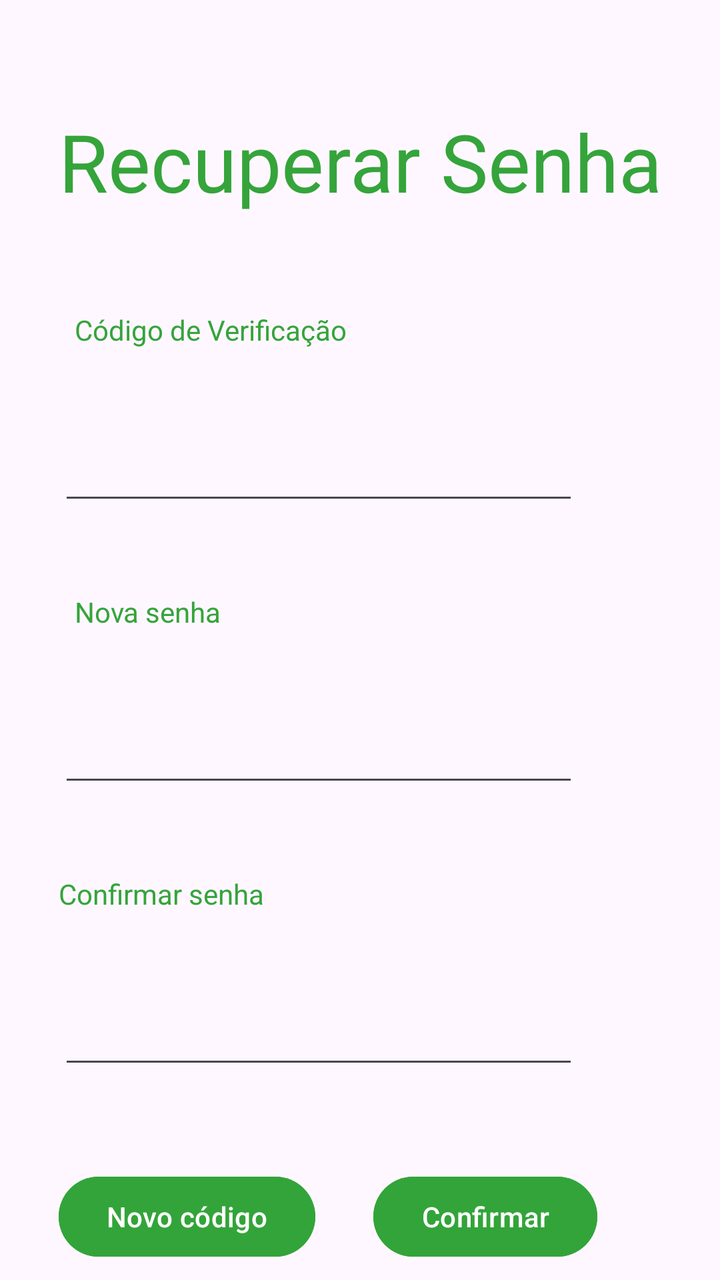
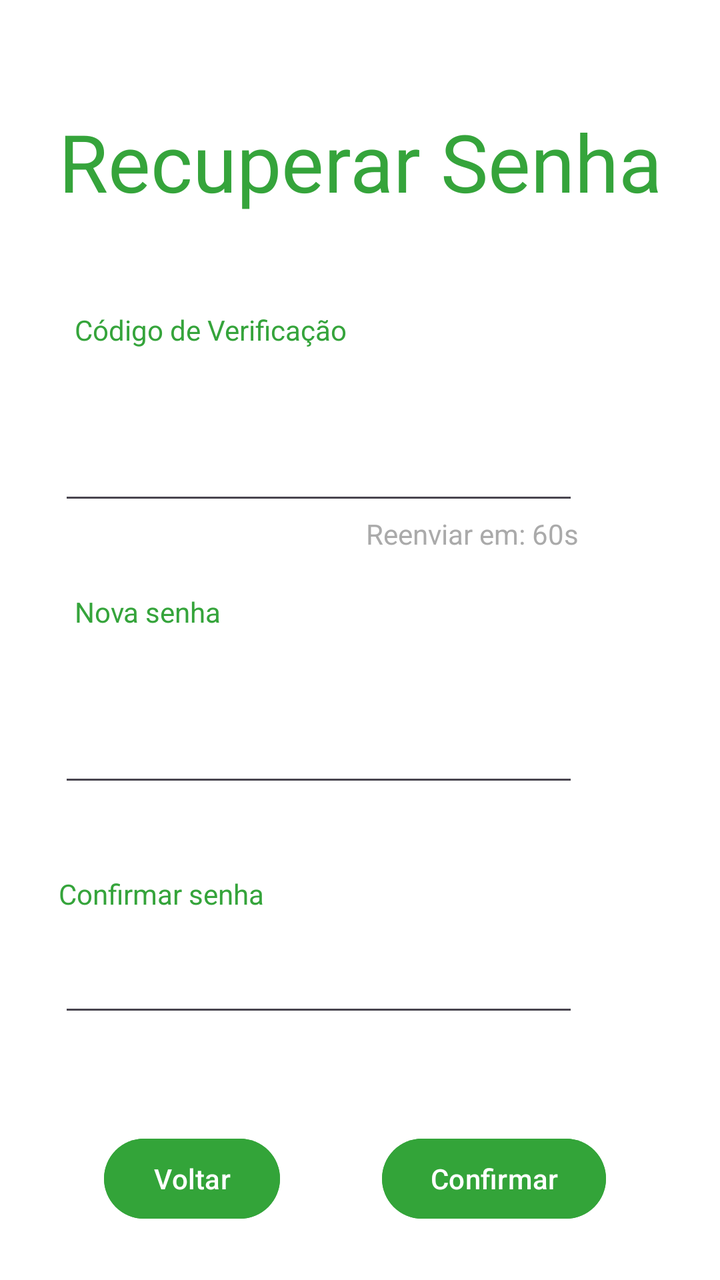

Compare the two renders of this Android layout. The source of the first and the diff that turns it into the second are given below.
<!-- AndroidManifest.xml: application theme Theme.Ditado -->
<!-- res/layout/fragment_reset_password.xml -->
<?xml version="1.0" encoding="utf-8"?>
<androidx.constraintlayout.widget.ConstraintLayout xmlns:android="http://schemas.android.com/apk/res/android"
    xmlns:app="http://schemas.android.com/apk/res-auto"
    xmlns:tools="http://schemas.android.com/tools"
    android:id="@+id/main"
    android:layout_width="match_parent"
    android:layout_height="match_parent"
    tools:context=".ResetPassActivity">


    <TextView
        android:id="@+id/tituloLogin"
        android:layout_width="wrap_content"
        android:layout_height="wrap_content"
        android:layout_marginStart="156dp"
        android:layout_marginTop="54dp"
        android:layout_marginEnd="156dp"
        android:text="Recuperar Senha"
        android:textColor="@color/destaque"
        android:textSize="40sp"
        app:layout_constraintEnd_toEndOf="parent"
        app:layout_constraintStart_toStartOf="parent"
        app:layout_constraintTop_toTopOf="parent" />

    <TextView
        android:id="@+id/txtCode"
        android:layout_width="wrap_content"
        android:layout_height="wrap_content"
        android:layout_marginStart="8dp"
        android:layout_marginTop="48dp"
        android:layout_marginBottom="26dp"
        android:text="Código de Verificação"
        android:textColor="@color/destaque"
        app:layout_constraintBottom_toTopOf="@+id/edtCode"
        app:layout_constraintStart_toStartOf="@+id/tituloLogin"
        app:layout_constraintTop_toBottomOf="@+id/tituloLogin" />

    <EditText
        android:id="@+id/edtCode"
        android:layout_width="260dp"
        android:layout_height="44dp"
        android:layout_marginTop="13dp"
        android:layout_marginBottom="26dp"
        android:ems="10"
        android:inputType="text"
        app:layout_constraintBottom_toTopOf="@+id/novasenha"
        app:layout_constraintTop_toBottomOf="@+id/txtCode"
        tools:layout_editor_absoluteX="55dp"
        app:layout_constraintStart_toStartOf="@+id/tituloLogin" />

    <TextView
        android:id="@+id/novasenha"
        android:layout_width="wrap_content"
        android:layout_height="wrap_content"
        android:layout_marginStart="8dp"
        android:layout_marginTop="13dp"
        android:layout_marginBottom="26dp"
        android:text="Nova senha"
        android:textColor="@color/destaque"
        app:layout_constraintBottom_toTopOf="@+id/editText2"
        app:layout_constraintStart_toStartOf="@+id/tituloLogin"
        app:layout_constraintTop_toBottomOf="@+id/edtCode" />

    <EditText
        android:id="@+id/editText2"
        android:layout_width="260dp"
        android:layout_height="44dp"
        android:layout_marginTop="13dp"
        android:layout_marginBottom="26dp"
        android:ems="10"
        android:inputType="text"
        app:layout_constraintBottom_toTopOf="@+id/NovaSenha"
        app:layout_constraintStart_toStartOf="@+id/tituloLogin"
        app:layout_constraintTop_toBottomOf="@+id/novasenha" />

    <TextView
        android:id="@+id/NovaSenha"
        android:layout_width="wrap_content"
        android:layout_height="wrap_content"
        android:layout_marginTop="13dp"
        android:layout_marginBottom="26dp"
        android:text="Confirmar senha"
        android:textColor="@color/destaque"
        app:layout_constraintBottom_toTopOf="@+id/editText"
        app:layout_constraintStart_toStartOf="@+id/tituloLogin"
        app:layout_constraintTop_toBottomOf="@+id/editText2" />

    <EditText
        android:id="@+id/editText"
        android:layout_width="260dp"
        android:layout_height="44dp"
        android:layout_marginTop="13dp"
        android:layout_marginBottom="26dp"
        android:ems="10"
        android:inputType="text"
        app:layout_constraintBottom_toTopOf="@+id/btnNovoCode"
        app:layout_constraintStart_toStartOf="@+id/tituloLogin"
        app:layout_constraintTop_toBottomOf="@+id/NovaSenha" />

    <Button
        android:id="@+id/btnNovoCode"
        android:layout_width="wrap_content"
        android:layout_height="wrap_content"
        android:layout_marginTop="45dp"
        android:backgroundTint="@color/destaque"
        android:text="Novo código"
        app:layout_constraintStart_toStartOf="@+id/tituloLogin"
        app:layout_constraintTop_toBottomOf="@+id/editText" />

    <Button
        android:id="@+id/btnConfirmar"
        android:layout_width="wrap_content"
        android:layout_height="wrap_content"
        android:layout_marginStart="29dp"
        android:layout_marginTop="45dp"
        android:backgroundTint="@color/destaque"
        android:text="Confirmar"
        app:layout_constraintStart_toEndOf="@+id/btnNovoCode"
        app:layout_constraintTop_toBottomOf="@+id/editText" />


</androidx.constraintlayout.widget.ConstraintLayout>
<!-- resources referenced by this layout -->
<resources>
  <color name="destaque">#FE34A43A</color>
  <style name="Theme.Ditado" parent="Base.Theme.Ditado" />
  <style name="Base.Theme.Ditado" parent="Theme.Material3.DayNight.NoActionBar">
          
          
      </style>
</resources>

<!-- the commit's change to res/layout/fragment_reset_password.xml (unified diff, before → after) -->
@@ -5,7 +5,8 @@
     android:id="@+id/main"
     android:layout_width="match_parent"
     android:layout_height="match_parent"
-    tools:context=".ResetPassActivity">
+    android:background="@color/white"
+    tools:context=".ResetPasswordFragment">
 
 
     <TextView
@@ -93,29 +94,41 @@
         android:layout_marginBottom="26dp"
         android:ems="10"
         android:inputType="text"
-        app:layout_constraintBottom_toTopOf="@+id/btnNovoCode"
         app:layout_constraintStart_toStartOf="@+id/tituloLogin"
         app:layout_constraintTop_toBottomOf="@+id/NovaSenha" />
 
-    <Button
-        android:id="@+id/btnNovoCode"
+    <TextView
+        android:id="@+id/txtTimer"
         android:layout_width="wrap_content"
         android:layout_height="wrap_content"
-        android:layout_marginTop="45dp"
+        android:text="Reenviar em: 60s"
+        android:textColor="@android:color/darker_gray"
+        app:layout_constraintTop_toBottomOf="@+id/edtCode"
+        app:layout_constraintEnd_toEndOf="@+id/edtCode" />
+
+    <Button
+        android:id="@+id/btnVoltar"
+        android:layout_width="wrap_content"
+        android:layout_height="wrap_content"
+        android:layout_marginStart="52dp"
+        android:layout_marginTop="52dp"
         android:backgroundTint="@color/destaque"
-        android:text="Novo código"
-        app:layout_constraintStart_toStartOf="@+id/tituloLogin"
+        android:text="Voltar"
+        app:layout_constraintStart_toStartOf="parent"
         app:layout_constraintTop_toBottomOf="@+id/editText" />
 
     <Button
         android:id="@+id/btnConfirmar"
         android:layout_width="wrap_content"
         android:layout_height="wrap_content"
-        android:layout_marginStart="29dp"
-        android:layout_marginTop="45dp"
+        android:layout_marginStart="58dp"
+        android:layout_marginTop="52dp"
+        android:layout_marginEnd="80dp"
         android:backgroundTint="@color/destaque"
         android:text="Confirmar"
-        app:layout_constraintStart_toEndOf="@+id/btnNovoCode"
+        app:layout_constraintEnd_toEndOf="parent"
+        app:layout_constraintHorizontal_bias="0.238"
+        app:layout_constraintStart_toEndOf="@+id/btnVoltar"
         app:layout_constraintTop_toBottomOf="@+id/editText" />
 
 
<!-- resource entries referenced after the edit -->
@@ -1,6 +1,7 @@
 <!-- resources referenced by this layout -->
 <resources>
   <color name="destaque">#FE34A43A</color>
+  <color name="white">#FFFFFFFF</color>
   <style name="Theme.Ditado" parent="Base.Theme.Ditado" />
   <style name="Base.Theme.Ditado" parent="Theme.Material3.DayNight.NoActionBar">
           
